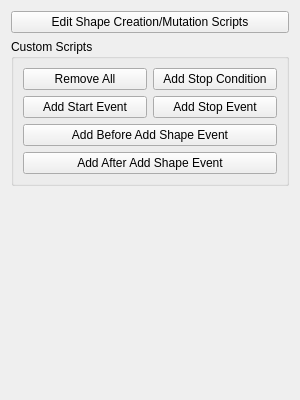
The window that geometrize/dialog/imagetaskscriptingwidget.ui (Tw1ddle/geometrize) describes before a commit, drawn with Qt 5.
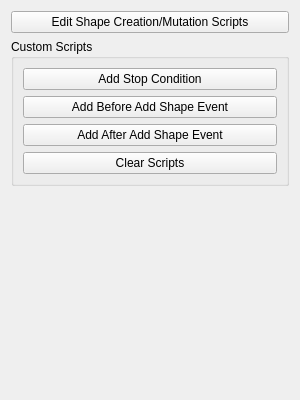
The same window after the commit.

Patch:
```diff
--- a/geometrize/dialog/imagetaskscriptingwidget.ui
+++ b/geometrize/dialog/imagetaskscriptingwidget.ui
@@ -28,43 +28,22 @@
      </property>
      <layout class="QVBoxLayout" name="verticalLayout">
       <item>
-       <layout class="QGridLayout" name="gridLayout">
-        <item row="0" column="1">
+       <layout class="QVBoxLayout" name="verticalLayout_2">
+        <item>
          <widget class="QPushButton" name="addStopConditionButton">
           <property name="text">
            <string>Add Stop Condition</string>
           </property>
          </widget>
         </item>
-        <item row="0" column="0">
-         <widget class="QPushButton" name="clearScriptsButton">
-          <property name="text">
-           <string>Remove All</string>
-          </property>
-         </widget>
-        </item>
-        <item row="2" column="0" colspan="2">
+        <item>
          <widget class="QPushButton" name="addBeforeAddShapeEvent">
           <property name="text">
            <string>Add Before Add Shape Event</string>
           </property>
          </widget>
         </item>
-        <item row="1" column="1">
-         <widget class="QPushButton" name="addStartEventButton">
-          <property name="text">
-           <string>Add Stop Event</string>
-          </property>
-         </widget>
-        </item>
-        <item row="1" column="0">
-         <widget class="QPushButton" name="addStopEventButton">
-          <property name="text">
-           <string>Add Start Event</string>
-          </property>
-         </widget>
-        </item>
-        <item row="3" column="0" colspan="2">
+        <item>
          <widget class="QPushButton" name="addAfterAddShapeEvent">
           <property name="text">
            <string>Add After Add Shape Event</string>
@@ -74,7 +53,14 @@
        </layout>
       </item>
       <item>
-       <layout class="QVBoxLayout" name="scriptsEditorLayout"/>
+       <layout class="QVBoxLayout" name="customScriptsEditorLayout"/>
+      </item>
+      <item>
+       <widget class="QPushButton" name="clearScriptsButton">
+        <property name="text">
+         <string>Clear Scripts</string>
+        </property>
+       </widget>
       </item>
      </layout>
     </widget>
```
